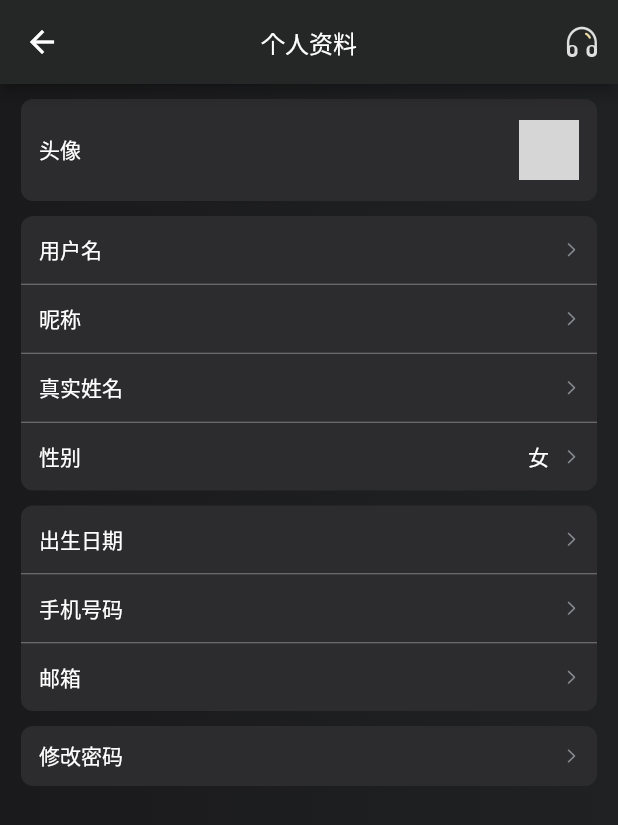
After one commit to a87835546/flutter-demo, a Flutter app: the UserInfoPage screen opened directly, on a phone screen of 412 x 824 dp. The commit adds this screen. Shown: the top 825 px of the screen. Run offline on Flutter 3.47's test engine with Material 2 defaults, Android fonts, the phone set to English and light mode, and no system bars; our stand-ins replace badges, card_swiper, device_info, dio, fluttertoast, image_picker and 4 more; missing offline and left inert: image_picker_for_web, shared_preferences_web; accounts and stored records are empty; network calls fail; grey boxes are pictures that could not be loaded.

Commit message:
update:用户信息更新

```diff
--- a/lib/custom_widget/custom_card_view.dart
+++ b/lib/custom_widget/custom_card_view.dart
@@ -1,4 +1,3 @@
-import 'dart:ffi';
 
 import 'package:flutter/cupertino.dart';
 import 'package:flutter/material.dart';
--- /dev/null
+++ b/lib/mine/mine_userinfo/mine_userinfo.dart
@@ -0,0 +1,416 @@
+import 'dart:developer';
+
+import 'package:flutter/cupertino.dart';
+import 'package:flutter/material.dart';
+import 'package:flutter_demo/mine/model/user_info_model.dart';
+import 'package:flutter_demo/utils/app_singleton.dart';
+import 'package:flutter_demo/utils/http_manager.dart';
+
+class UserInfoPage extends StatefulWidget {
+  final UserInfoModel? model;
+  const UserInfoPage({Key? key,this.model}) : super(key: key);
+
+  @override
+  State<StatefulWidget> createState() => _UserInfoPageState();
+}
+
+class _UserInfoPageState extends State<UserInfoPage> {
+  List _list1 = ['用户名','昵称','真实姓名','性别'];
+  List _list2 = ['出生日期','手机号码','邮箱'];
+  var _avatar = '';
+  var _nickname = '';
+  var _realName = '';
+  bool _gender = true;
+  var _birthday = '';
+  var _phone = '';
+  var _email = '';
+  var _pwd = '';
+  @override
+  Widget build(BuildContext context) {
+    log('app user info ${AppSingleton.userInfoModel}');
+    return Scaffold(
+      appBar: AppBar(
+        title: Text(
+          '个人资料',
+          style: TextStyle(color: Colors.white, fontSize: 16),
+        ),
+        centerTitle: true,
+        backgroundColor: const Color(0xff252626),
+        actions: [
+          IconButton(
+            onPressed: () {},
+            icon: Image.asset(
+              "imgs/mine/images/icon-customer-service@3x.png",
+              width: 40,
+              height: 24,
+            ),
+          ),
+        ],
+      ),
+      body: Container(
+        decoration: BoxDecoration(
+            gradient:
+                LinearGradient(colors: [Color(0xff1A1A1C), Color(0xff202123)])),
+        child: Column(
+          children: [
+            Padding(
+              padding: EdgeInsets.only(left: 14, right: 14, top: 10),
+              child: GestureDetector(
+                child: Container(
+                    height: 68,
+                    decoration: BoxDecoration(
+                      color: Color(0xff2C2C2E),
+                      borderRadius: BorderRadius.circular(8),
+                    ),
+                    child:  Row(
+                      children: [
+                        Padding(
+                          padding: EdgeInsets.only(left: 12),
+                          child: Text(
+                            "头像",
+                            style: TextStyle(color: Colors.white),
+                          ),
+                        ),
+                        Expanded(
+                          child: Padding(
+                            padding: EdgeInsets.only(right: 12),
+                            child: GestureDetector(
+                              child: ClipRRect(
+                                borderRadius: BorderRadius.circular(20),
+                                child: Container(
+                                  alignment: Alignment.centerRight,
+                                  child:(AppSingleton.userInfoModel?.avatar.length != 1) ? Image.network("${AppSingleton.userInfoModel?.avatar}",width: 40,
+                                    height: 40,):Image.asset(
+                                    "imgs/mine/images/tx_icon@3x.png",
+                                    width: 40,
+                                    height: 40,
+                                  ),
+                                ),
+                              ),
+                            ),
+                          ),
+                        )
+                      ],
+                    )
+                ),
+                onTap: (){
+                  log('modify avatar');modifyAvatar();
+                },
+              ),
+            ),
+            Padding(
+              padding: EdgeInsets.only(left: 14, right: 14, top: 10),
+              child: Container(
+                height: 183,
+                decoration: BoxDecoration(
+                  color: Color(0xff2C2C2E),
+                  borderRadius: BorderRadius.circular(8),
+                ),
+                child: ListView.separated(
+                    itemBuilder: (_, index) {
+                      return GestureDetector(child: Container(
+                        height: 180 / 4,
+                        child: Row(
+                          children: [
+                            Padding(
+                              padding: EdgeInsets.only(left: 12),
+                              child: Text(
+                                _list1[index],
+                                style: TextStyle(color: Colors.white),
+                              ),
+                            ),
+                            Expanded(
+                              child: Container(
+                                padding: EdgeInsets.only(right: 10),
+                                alignment: Alignment.centerRight,
+                                child: Text([AppSingleton.userInfoModel?.loginName??_nickname,AppSingleton.userInfoModel?.realName??_realName,AppSingleton.userInfoModel?.realName??_realName,AppSingleton.userInfoModel?.gender??_gender?"男":"女"][index],style: TextStyle(color: Colors.white),),
+                              ),
+                            ),
+                            Padding(
+                              padding: EdgeInsets.only(right: 12),
+                              child: GestureDetector(
+                                child: ClipRRect(
+                                  borderRadius: BorderRadius.circular(20),
+                                  child: Container(
+                                    alignment: Alignment.centerRight,
+                                    child: Image.asset(
+                                      "imgs/mine/images/iocn-Unfold@3x.png",
+                                      width: 10,
+                                      height: 18,
+                                    ),
+                                  ),
+                                ),
+                              ),
+                            )
+                          ],
+                        ),
+                      ),onTap: (){
+                        log(_list1[index]);
+                        switch (index){
+                          case 0:{
+                            modifyNickName();
+                            break;
+                          }
+                          case 1:{
+                            break;
+                          }
+                          case 2:{
+                            modifyRealName();
+                            break;
+                          }
+                          case 3:{
+                            modifyGender();
+                            break;
+                          }
+                        }
+                      },);
+                    },
+                    separatorBuilder: (_, index) {
+                      return Divider(
+                        color: Colors.white38,
+                        height: 1,
+                      );
+                    },
+                    itemCount: 4,
+                    shrinkWrap: true,
+                    physics: NeverScrollableScrollPhysics()),
+              ),
+            ),
+            Padding(
+              padding: EdgeInsets.only(left: 14, right: 14, top: 10),
+              child: Container(
+                height: 45 * 3 + 2,
+                decoration: BoxDecoration(
+                  color: Color(0xff2C2C2E),
+                  borderRadius: BorderRadius.circular(8),
+                ),
+                child: ListView.separated(
+                    itemBuilder: (_, index) {
+                      return GestureDetector(child: Container(
+                        height: 45,
+                        child: Row(
+                          children: [
+                            Padding(
+                              padding: EdgeInsets.only(left: 12),
+                              child: Text(
+                                _list2[index],
+                                style: TextStyle(color: Colors.white),
+                              ),
+                            ),
+
+                            Expanded(
+                              child: Container(
+                                padding: EdgeInsets.only(right: 10),
+                                alignment: Alignment.centerRight,
+                                child: Text([AppSingleton.userInfoModel?.birthday??_birthday,AppSingleton.userInfoModel?.mobile??_phone,AppSingleton.userInfoModel?.email??_email][index],style: TextStyle(color: Colors.white)),
+                              )
+                            ),
+                            Padding(
+                              padding: EdgeInsets.only(right: 12),
+                              child: GestureDetector(
+                                child: ClipRRect(
+                                  child: Container(
+                                    alignment: Alignment.centerRight,
+                                    child: Image.asset(
+                                      "imgs/mine/images/iocn-Unfold@3x.png",
+                                      width: 10,
+                                      height: 18,
+                                    ),
+                                  ),
+                                ),
+                              ),
+                            )
+                          ],
+                        ),
+                      ),onTap: (){
+                        log(_list2[index]);
+                        switch (index) {
+                          case 0:{
+                            modifyBirthday();
+                            break;
+                          }
+                          case 1:{
+                            modifyPhone();
+                            break;
+                          }
+                          case 2:{
+                            modifyEmail();
+                            break;
+                          }
+                        }
+                      },
+                        behavior: HitTestBehavior.opaque,
+                      );
+                    },
+                    separatorBuilder: (_, index) {
+                      return Divider(
+                        color: Colors.white38,
+                        height: 1,
+                      );
+                    },
+                    itemCount: 3,
+                    shrinkWrap: true,
+                    physics: NeverScrollableScrollPhysics()),
+              ),
+            ),
+            Padding(
+              padding: EdgeInsets.only(left: 14, right: 14, top: 10),
+              child: GestureDetector(
+                child: Container(
+                  height: 40,
+                  decoration: BoxDecoration(
+                    color: Color(0xff2C2C2E),
+                    borderRadius: BorderRadius.circular(8),
+                  ),
+                  child: Row(
+                    children: [
+                      Padding(
+                        padding: EdgeInsets.only(left: 12),
+                        child: Text(
+                          "修改密码",
+                          style: TextStyle(color: Colors.white),
+                        ),
+                      ),
+                      Expanded(
+                        child: Padding(
+                          padding: EdgeInsets.only(right: 12),
+                          child: GestureDetector(
+                            child: ClipRRect(
+                              child: Container(
+                                alignment: Alignment.centerRight,
+                                child: Image.asset(
+                                  "imgs/mine/images/iocn-Unfold@3x.png",
+                                  width: 10,
+                                  height: 18,
+                                ),
+                              ),
+                            ),
+                          ),
+                        ),
+                      )
+                    ],
+                  ),
+                ),
+                onTap: (){
+                  log('modify password');
+                  modifyPwd();
+                },
+              ),
+            ),
+          ],
+        ),
+      ),
+    );
+  }
+  void modifyAvatar() async{
+    await HttpManager.post(url: "user/modifyAvatar", params: {'url':'https://gimg2.baidu.com/image_search/src=http%3A%2F%2Fimg.zcool.cn%2Fcommunity%2F01218f554229710000019ae9631440.jpg'}).then((value){
+      if(value['code'] == 200){
+        UserInfoModel model = UserInfoModel.jsonToObject(value['data']);
+        setState(() {
+          _avatar = model.avatar;
+        });
+        getUserInfo();
+        log("$model");
+      }
+    });
+  }
+
+  void modifyNickName() async{
+    await HttpManager.post(url: "user/modifyNickName", params: {'nickname':'12312'}).then((value){
+      if(value['code'] == 200){
+        UserInfoModel model = UserInfoModel.jsonToObject(value['data']);
+        setState(() {
+          _nickname = model.nickName??"";
+        });
+        log("$model");
+      }
+    });
+  }
+
+  void modifyRealName() async{
+    await HttpManager.post(url: "user/modifyRealName", params: {'url':''}).then((value){
+      if(value['code'] == 200){
+        UserInfoModel model = UserInfoModel.jsonToObject(value['data']);
+        setState(() {
+          _realName = model.realName??"";
+        });
+        log("$model");
+      }
+    });
+  }
+
+  void modifyGender() async{
+    await HttpManager.post(url: "user/modifyGender", params: {'gender':_gender.toString()}).then((value){
+      if(value['code'] == 200){
+        UserInfoModel model = UserInfoModel.jsonToObject(value['data']);
+        setState(() {
+          _gender = model.gender??true;
+        });
+        log("$model");
+      }
+    });
+  }
+
+  void modifyBirthday() async{
+    await HttpManager.post(url: "user/modifyBirthday", params: {'birthday':_birthday}).then((value){
+      if(value['code'] == 200){
+        UserInfoModel model = UserInfoModel.jsonToObject(value['data']);
+        setState(() {
+          _birthday = model.birthday??"";
+        });
+        log("$model");
+      }
+    });
+  }
+
+  void modifyPhone() async{
+    await HttpManager.post(url: "user/modifyPhone", params: {'phone':'13800138000'}).then((value){
+      if(value['code'] == 200){
+        UserInfoModel model = UserInfoModel.jsonToObject(value['data']);
+        setState(() {
+          _phone = model.mobile??"";
+        });
+        log("$model");
+      }
+    });
+  }
+
+  void modifyEmail() async{
+    await HttpManager.post(url: "user/modifyEmail", params: {'url':''}).then((value){
+      if(value['code'] == 200){
+        UserInfoModel model = UserInfoModel.jsonToObject(value['data']);
+        setState(() {
+          _email = model.email??"";
+        });
+        log("$model");
+      }
+    });
+  }
+
+  void modifyPwd() async{
+    await HttpManager.post(url: "user/modifyPwd", params: {'password':''}).then((value){
+      if(value['code'] == 200){
+        UserInfoModel model = UserInfoModel.jsonToObject(value['data']);
+        getUserInfo();
+        log("$model");
+      }
+    });
+  }
+
+  void getUserInfo(){
+    HttpManager.get(url:"/user/queryUserInfo")
+        .then((result) {
+      try {
+        UserInfoModel model = UserInfoModel.jsonToObject(result['data']);
+        setState(() {
+          AppSingleton.userInfoModel = model;
+          AppSingleton.setUserInfoModel(model);
+        });
+      } catch (err) {
+        log("parser user sign info err:${err.toString()}");
+      } finally {
+      }
+    }).whenComplete(() {
+    });
+  }
+}
--- a/lib/mine/model/user_info_model.dart
+++ b/lib/mine/model/user_info_model.dart
@@ -1,6 +1,7 @@
 class UserInfoModel {
-  late final bool? gender;
+  late bool? gender;
   final String? birthday;
+  final String avatar;
   final num? userId;
   final String? loginName;
   final String? nickName;
@@ -17,6 +18,7 @@ class UserInfoModel {
   final String? token;
 
   UserInfoModel({
+    required this.avatar,
     required this.gender,
     required this.birthday,
     required this.userId,
@@ -53,6 +55,7 @@ class UserInfoModel {
       qq: map['qq'],
       userInfoMeasure: map['userInfoMeasure'],
       token: map['token'],
+      avatar: map['avatar'],
     );
     return model;
   }
@@ -73,10 +76,12 @@ class UserInfoModel {
     data['qq'] = qq;
     data['userInfoMeasure'] = userInfoMeasure;
     data['token'] = token;
+    data['avatar'] = avatar;
     return data;
   }
+
   @override
   String toString() {
-    return 'UserInfoModel{gender: $gender, birthday: $birthday, userId: $userId, loginName: $loginName, nickName: $nickName, depositLock: $depositLock, realName: $realName, registerTime: $registerTime, available: $available, balance: $balance, mobile: $mobile, email: $email, weChat: $weChat, qq: $qq, userInfoMeasure: $userInfoMeasure, token: $token}';
+    return 'UserInfoModel{gender: $gender, birthday: $birthday, avatar: $avatar, userId: $userId, loginName: $loginName, nickName: $nickName, depositLock: $depositLock, realName: $realName, registerTime: $registerTime, available: $available, balance: $balance, mobile: $mobile, email: $email, weChat: $weChat, qq: $qq, userInfoMeasure: $userInfoMeasure, token: $token}';
   }
 }
--- a/lib/mine/widget/user_info_view.dart
+++ b/lib/mine/widget/user_info_view.dart
@@ -2,6 +2,7 @@ import 'dart:developer';
 
 import 'package:flutter/cupertino.dart';
 import 'package:flutter/material.dart';
+import 'package:flutter_demo/mine/mine_userinfo/mine_userinfo.dart';
 import 'package:flutter_demo/mine/model/user_info_model.dart';
 import 'package:flutter_demo/utils/app_singleton.dart';
 typedef UserInfoViewEdit = void Function();
@@ -36,6 +37,9 @@ class _UserInfoViewState extends State<UserInfoView>{
           GestureDetector(
             onTap: () async {
               widget.clickEdit();
+              Navigator.push(context, MaterialPageRoute(builder: (_){
+                return UserInfoPage();
+              }));
             },
             child: Center(
               widthFactor: 1,
```
Also changed, not shown: lib/generated_plugin_registrant.dart (added, +20 -0 lines), lib/mine/mine.dart (+33 -3 lines), 2 other files.
